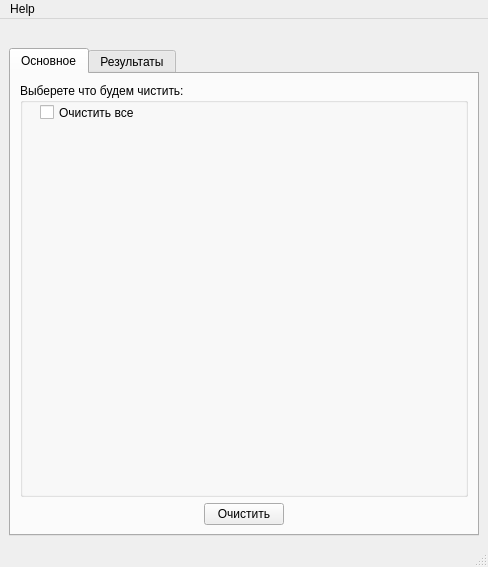
ogulyukin/Broom, file mainwindow.ui: the form before one commit.
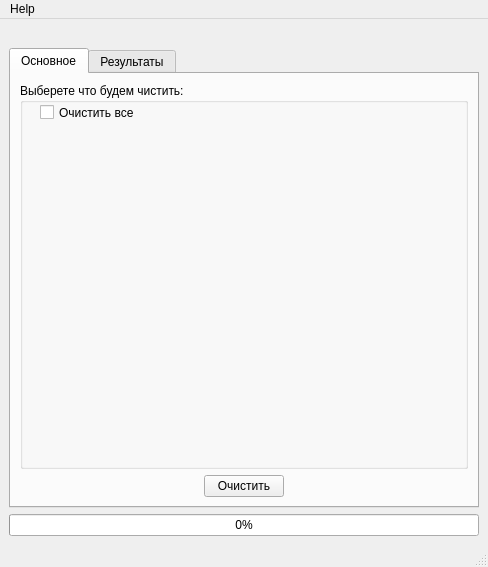
The form after the commit. Icons and pictures are not drawn.

Commit message: Add progress bar and fix lot of issues with it

```diff
--- a/mainwindow.ui
+++ b/mainwindow.ui
@@ -146,6 +146,16 @@
       </widget>
      </widget>
     </item>
+    <item>
+     <widget class="QProgressBar" name="progressBar">
+      <property name="enabled">
+       <bool>true</bool>
+      </property>
+      <property name="value">
+       <number>0</number>
+      </property>
+     </widget>
+    </item>
    </layout>
   </widget>
   <widget class="QMenuBar" name="menubar">
```
The commit also changes 5 other files.
